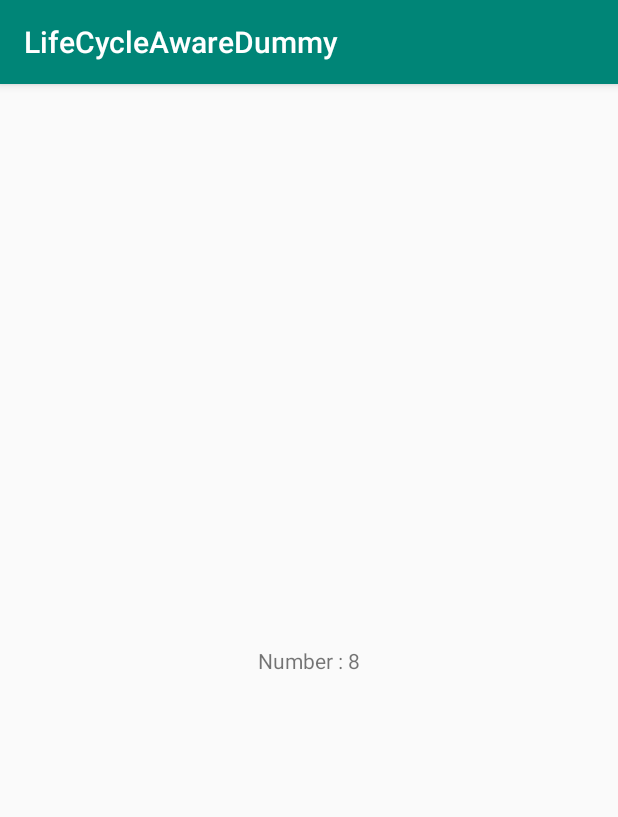
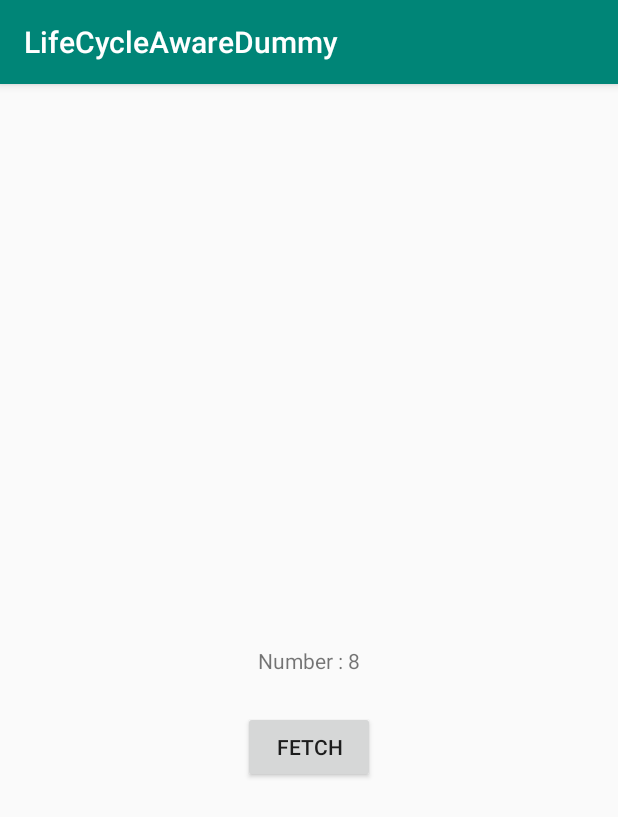
Before and after one commit to shiveshmehta09/Android_Architecture_Components_demo, an Android app: the screen it shows after launch (DemoActivity), on a phone screen of 412 x 824 dp. Shown: the top 817 px of the screen. Run offline under Robolectric (Android 15) with nearby library versions, the phone set to English and light mode, and no system bars.

```diff
--- a/app/src/main/java/com/shiveshmehta/android/lifecycleawaredummy/DemoActivity.java
+++ b/app/src/main/java/com/shiveshmehta/android/lifecycleawaredummy/DemoActivity.java
@@ -1,9 +1,14 @@
 package com.shiveshmehta.android.lifecycleawaredummy;
 
+import android.arch.lifecycle.LiveData;
+import android.arch.lifecycle.Observer;
 import android.arch.lifecycle.ViewModelProviders;
 import android.os.Bundle;
+import android.support.annotation.Nullable;
 import android.support.v7.app.AppCompatActivity;
 import android.util.Log;
+import android.view.View;
+import android.widget.Button;
 import android.widget.TextView;
 
 public class DemoActivity extends AppCompatActivity {
@@ -16,27 +21,40 @@ public class DemoActivity extends AppCompatActivity {
         super.onCreate(savedInstanceState);
         setContentView(R.layout.activity_demo);
 
-        Log.i(TAG,"Lifecycle Owner OnCreate");
+        Log.i(TAG, "Lifecycle Owner OnCreate");
 
         getLifecycle().addObserver(new DemoActivityObserver());
 
-        TextView textView = findViewById(R.id.textViewRandomNumber);
+        final TextView textView = findViewById(R.id.textViewRandomNumber);
+        Button buttonFetch = findViewById(R.id.buttonFetch);
 //        DemoActivityViewModel myNumber = new DemoActivityViewModel();
-        DemoActivityViewModel mViewModel = ViewModelProviders.of(this).get(DemoActivityViewModel.class);
-        String myRandomNumber = mViewModel.getNumber();
-        textView.setText(myRandomNumber);
+        final DemoActivityViewModel mViewModel = ViewModelProviders.of(this).get(DemoActivityViewModel.class);
+        LiveData<String> myRandomNumber = mViewModel.getNumber();
 
-        Log.i(TAG,"my Random Number set");
+        myRandomNumber.observe(this, new Observer<String>() {
+            @Override
+            public void onChanged(@Nullable String s) {
+                textView.setText(s);
+                Log.i(TAG, "my Random Number set");
+
+            }
+        });
+
+        buttonFetch.setOnClickListener(new View.OnClickListener() {
+            @Override
+            public void onClick(View v) {
+                mViewModel.createNumber();
+            }
+        });
 
     }
-
 
 
     @Override
     protected void onStart() {
         super.onStart();
 
-        Log.i(TAG,"Lifecycle Owner onStart");
+        Log.i(TAG, "Lifecycle Owner onStart");
 
     }
 
@@ -44,7 +62,7 @@ public class DemoActivity extends AppCompatActivity {
     protected void onPause() {
         super.onPause();
 
-        Log.i(TAG,"Lifecycle Owner onPause");
+        Log.i(TAG, "Lifecycle Owner onPause");
 
     }
 
@@ -52,7 +70,7 @@ public class DemoActivity extends AppCompatActivity {
     protected void onResume() {
         super.onResume();
 
-        Log.i(TAG,"Lifecycle Owner onResume");
+        Log.i(TAG, "Lifecycle Owner onResume");
 
     }
 
@@ -60,7 +78,7 @@ public class DemoActivity extends AppCompatActivity {
     protected void onDestroy() {
         super.onDestroy();
 
-        Log.i(TAG,"Lifecycle Owner onDestroy");
+        Log.i(TAG, "Lifecycle Owner onDestroy");
 
     }
 
@@ -68,7 +86,7 @@ public class DemoActivity extends AppCompatActivity {
     protected void onStop() {
         super.onStop();
 
-        Log.i(TAG,"Lifecycle Owner onStop");
+        Log.i(TAG, "Lifecycle Owner onStop");
 
     }
 
--- a/app/src/main/java/com/shiveshmehta/android/lifecycleawaredummy/DemoActivityViewModel.java
+++ b/app/src/main/java/com/shiveshmehta/android/lifecycleawaredummy/DemoActivityViewModel.java
@@ -1,5 +1,6 @@
 package com.shiveshmehta.android.lifecycleawaredummy;
 
+import android.arch.lifecycle.MutableLiveData;
 import android.arch.lifecycle.ViewModel;
 import android.util.Log;
 
@@ -8,22 +9,24 @@ import java.util.Random;
 public class DemoActivityViewModel extends ViewModel {
 
     private String TAG = this.getClass().getSimpleName();
-    private String myRandomNumber;
+    private MutableLiveData<String> myRandomNumber;
 
-    public String getNumber() {
+    public MutableLiveData<String> getNumber() {
         Log.i(TAG, "My Random Number");
         if (myRandomNumber == null) {
+            myRandomNumber = new MutableLiveData<>();
             createNumber();
         }
         return myRandomNumber;
 
     }
 
-    private void createNumber() {
+    public void createNumber() {
         Log.i(TAG, "Create Random Number");
 
         Random random = new Random();
-        myRandomNumber = "Number : " + (random.nextInt(10 - 1) + 1);
+//        myRandomNumber = "Number : " + (random.nextInt(10 - 1) + 1);
+        myRandomNumber.setValue("Number : " + (random.nextInt(10 - 1) + 1));
     }
 
     @Override
--- a/app/src/main/res/layout/content_demo.xml
+++ b/app/src/main/res/layout/content_demo.xml
@@ -17,4 +17,14 @@
         app:layout_constraintHorizontal_bias="0.5"
         app:layout_constraintStart_toStartOf="parent"
         app:layout_constraintTop_toTopOf="parent" />
+
+    <Button
+        android:id="@+id/buttonFetch"
+        android:layout_width="wrap_content"
+        android:layout_height="wrap_content"
+        android:layout_marginTop="24dp"
+        android:text="Fetch"
+        app:layout_constraintEnd_toEndOf="@+id/textViewRandomNumber"
+        app:layout_constraintStart_toStartOf="@+id/textViewRandomNumber"
+        app:layout_constraintTop_toBottomOf="@+id/textViewRandomNumber" />
 </android.support.constraint.ConstraintLayout>
```
